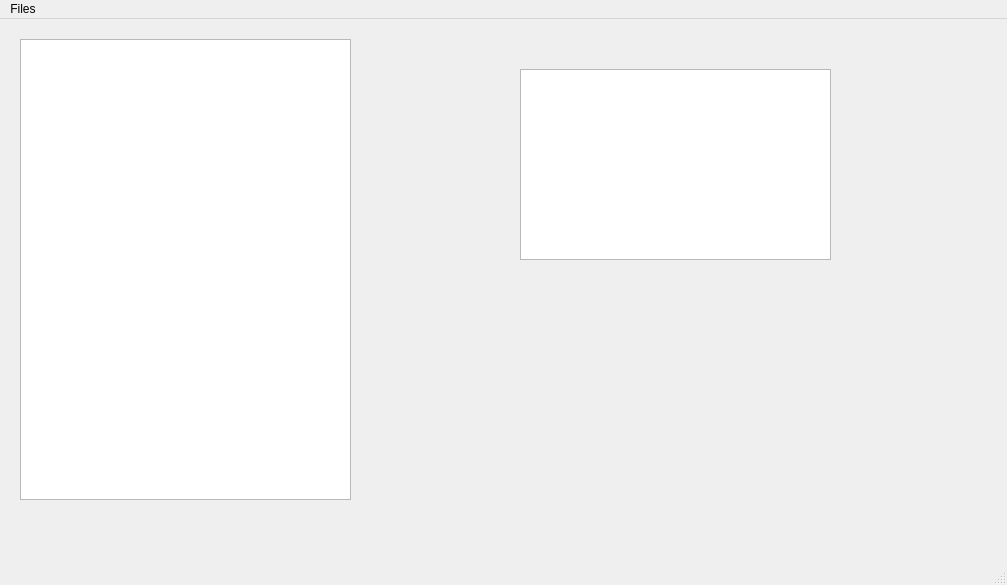
Old version of the form mainwindow.ui in the repository tc-imba/TCUIEdit.
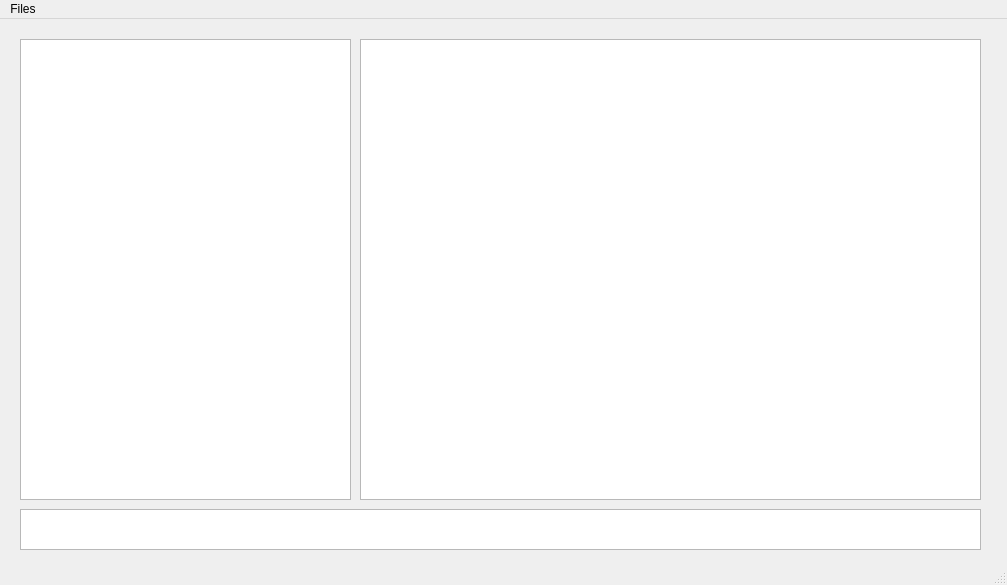
New version of the form.

Commit message: main view

```diff
--- a/mainwindow.ui
+++ b/mainwindow.ui
@@ -17,10 +17,10 @@
    <widget class="QTextBrowser" name="textBrowser">
     <property name="geometry">
      <rect>
-      <x>520</x>
-      <y>50</y>
-      <width>311</width>
-      <height>191</height>
+      <x>20</x>
+      <y>490</y>
+      <width>961</width>
+      <height>41</height>
      </rect>
     </property>
    </widget>
@@ -34,6 +34,16 @@
      </rect>
     </property>
    </widget>
+   <widget class="QTreeView" name="treeView_2">
+    <property name="geometry">
+     <rect>
+      <x>360</x>
+      <y>20</y>
+      <width>621</width>
+      <height>461</height>
+     </rect>
+    </property>
+   </widget>
   </widget>
   <widget class="QMenuBar" name="menuBar">
    <property name="geometry">
```
The commit also changes 16 other files.
